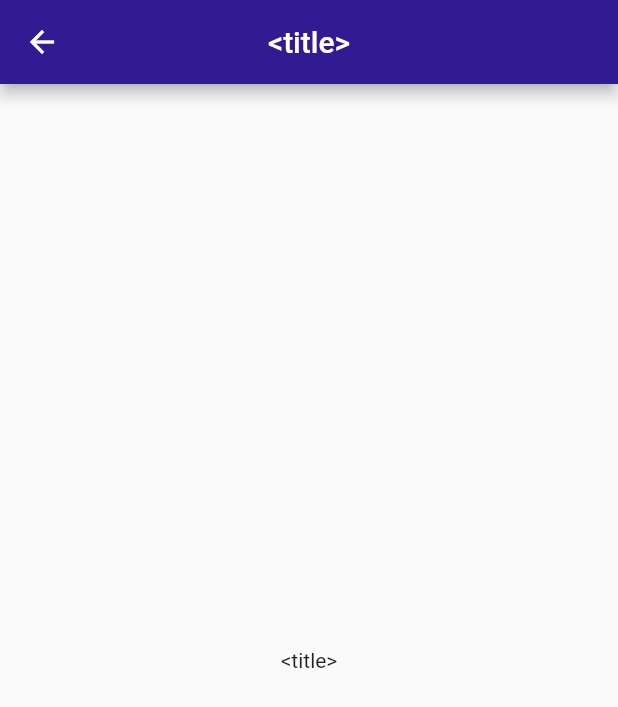
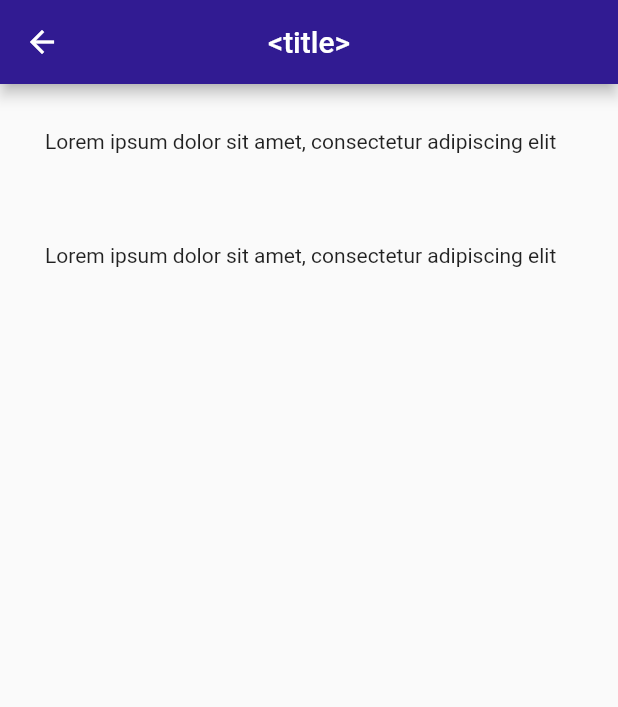
Before and after one commit to nbur4556/html-ref, a Flutter app: the screen it shows after launch, after a tap on an icon or button, on a phone screen of 412 x 824 dp. Shown: the top 707 px of the screen. Run offline on Flutter 3.47's test engine with Material 2 defaults, Android fonts, the phone set to English and light mode, and no system bars.

Commit message:
feat: create detail content and section widgets

```diff
--- a/lib/screens/detailpage.dart
+++ b/lib/screens/detailpage.dart
@@ -15,9 +15,34 @@ class Detailpage extends StatelessWidget {
         title: Text('<$tagName>'),
         centerTitle: true,
       ),
-      body: Center(
-        child: Text('<$tagName>'),
-      ),
+      body: DetailContent(),
     );
   }
 }
+
+class DetailContent extends StatelessWidget {
+  DetailContent({Key? key}) : super(key: key);
+
+  @override
+  Widget build(BuildContext context) {
+    return Column(
+      crossAxisAlignment: CrossAxisAlignment.center,
+      mainAxisSize: MainAxisSize.min,
+      children: [
+        DetailTextSection(),
+        DetailTextSection(),
+      ],
+    );
+  }
+}
+
+class DetailTextSection extends StatelessWidget {
+  DetailTextSection({Key? key}) : super(key: key);
+
+  Widget build(BuildContext context) {
+    return Padding(
+      padding: EdgeInsets.all(30),
+      child: Text('Lorem ipsum dolor sit amet, consectetur adipiscing elit'),
+    );
+  }
+}
```
